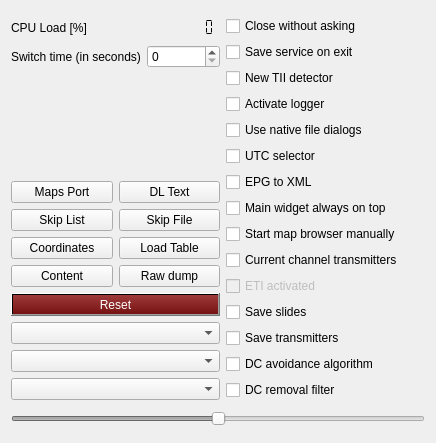
Qt form src/configuration/configuration.ui (tomneda/DABstar) before a commit.
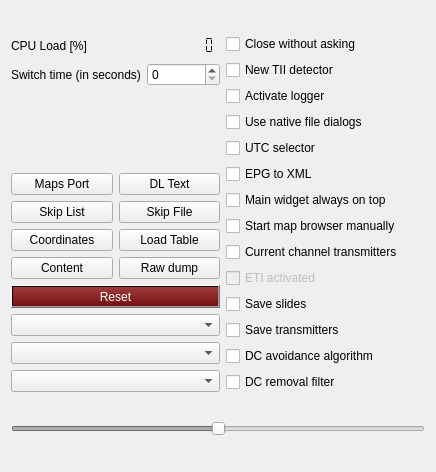
The same form after that commit.

Commit message:
Remove service selector saving functionality
This commit removes the service selector (saveServiceSelector) functionality, previously allowing users to save last used service on exit, as it was found unnecessary. We simplified the code by persistently saving the last used service without presenting an option to the user. The related UI elements and associated code have been removed for cleaner and more efficient performance.

Diff of the .ui file:
```diff
--- a/src/configuration/configuration.ui
+++ b/src/configuration/configuration.ui
@@ -7,7 +7,7 @@
     <x>0</x>
     <y>0</y>
     <width>436</width>
-    <height>443</height>
+    <height>472</height>
    </rect>
   </property>
   <property name="maximumSize">
@@ -234,16 +234,6 @@
          </property>
         </widget>
        </item>
-       <item>
-        <widget class="QCheckBox" name="saveServiceSelector">
-         <property name="toolTip">
-          <string>&lt;html&gt;&lt;head/&gt;&lt;body&gt;&lt;p&gt;The &amp;quot;save service on exit&amp;quot;  selector instructs the software -when set - to save the channel:service combination (audio services only) and on program restart automatically switch to the  channel and start the service.&lt;/p&gt;&lt;p&gt;Note that is the service cannot be found, a warning will be shown.&lt;/p&gt;&lt;/body&gt;&lt;/html&gt;</string>
-         </property>
-         <property name="text">
-          <string>Save service on exit</string>
-         </property>
-        </widget>
-       </item>
        <item>
         <widget class="QCheckBox" name="tii_detectorMode">
          <property name="toolTip">
```
The commit also changes 5 other files.
